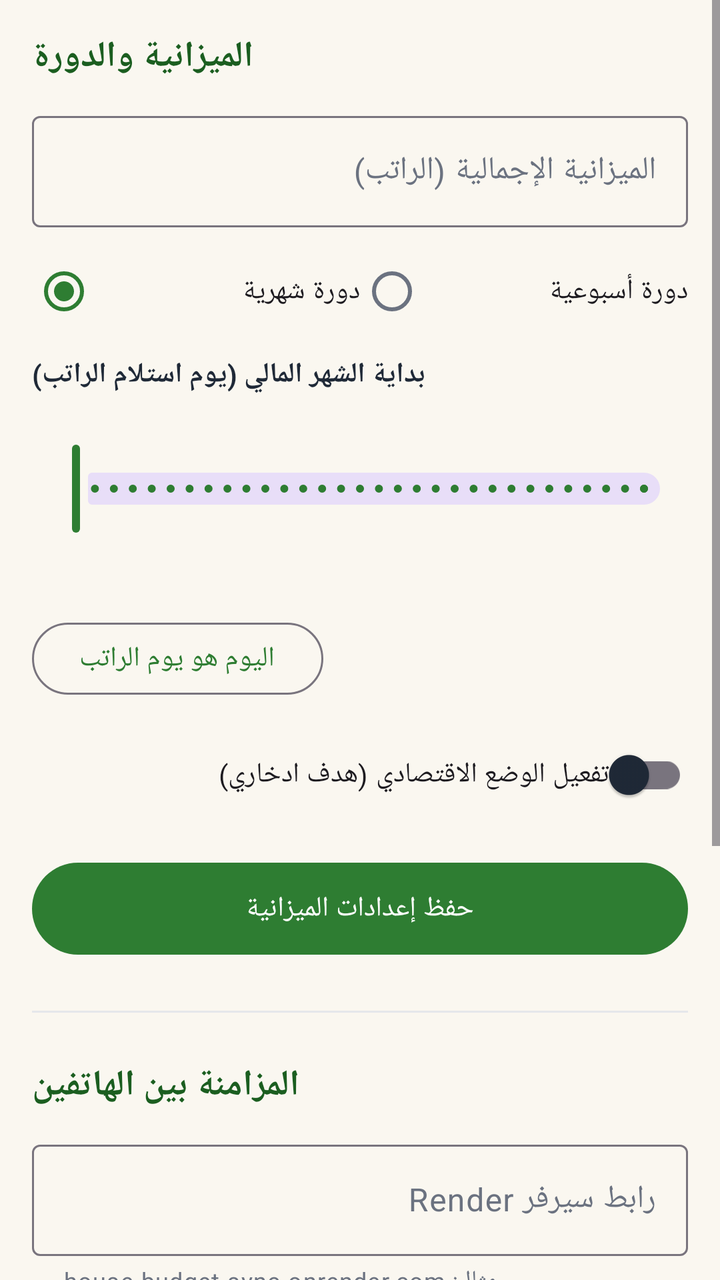
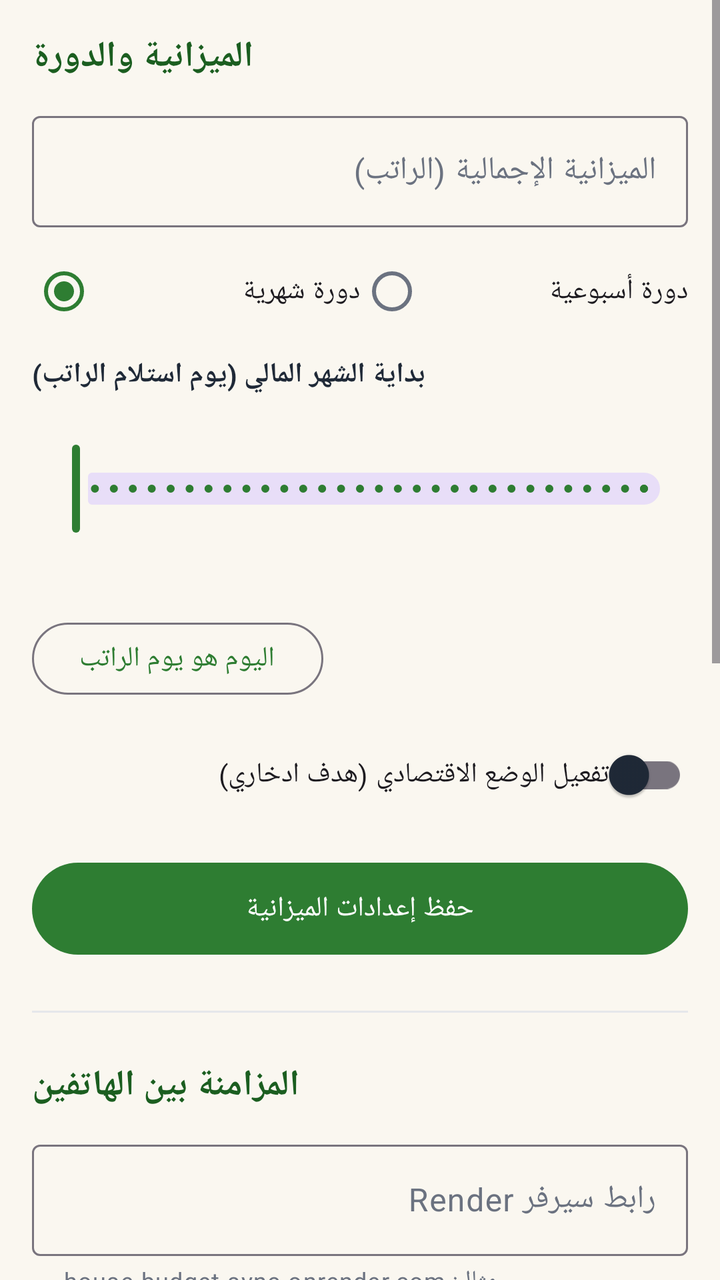

Two renders of the same Android screen: before a commit and after it. Below are the layout's source before the change and the commit's diff.
<!-- AndroidManifest.xml: application theme Theme.HouseBudget -->
<!-- res/layout/fragment_settings.xml -->
<?xml version="1.0" encoding="utf-8"?>
<ScrollView xmlns:android="http://schemas.android.com/apk/res/android"
    xmlns:app="http://schemas.android.com/apk/res-auto"
    android:layout_width="match_parent"
    android:layout_height="match_parent"
    android:fillViewport="true">

    <LinearLayout
        android:layout_width="match_parent"
        android:layout_height="wrap_content"
        android:orientation="vertical"
        android:padding="16dp">

        
        <TextView
            android:layout_width="wrap_content"
            android:layout_height="wrap_content"
            android:text="@string/settings_budget_section"
            android:textColor="@color/green_dark"
            android:textSize="18sp"
            android:textStyle="bold" />

        <com.google.android.material.textfield.TextInputLayout
            android:id="@+id/inputLayoutBudget"
            style="@style/Widget.Material3.TextInputLayout.OutlinedBox"
            android:layout_width="match_parent"
            android:layout_height="wrap_content"
            android:layout_marginTop="12dp"
            android:hint="@string/hint_budget"
            app:prefixText="د.ج">

            <com.google.android.material.textfield.TextInputEditText
                android:id="@+id/inputBudget"
                android:layout_width="match_parent"
                android:layout_height="wrap_content"
                android:inputType="numberDecimal"
                android:maxLines="1" />
        </com.google.android.material.textfield.TextInputLayout>

        <RadioGroup
            android:id="@+id/periodGroup"
            android:layout_width="match_parent"
            android:layout_height="wrap_content"
            android:layout_marginTop="8dp"
            android:orientation="horizontal">

            <com.google.android.material.radiobutton.MaterialRadioButton
                android:id="@+id/radioMonthly"
                android:layout_width="0dp"
                android:layout_height="wrap_content"
                android:layout_weight="1"
                android:checked="true"
                android:text="@string/radio_monthly" />

            <com.google.android.material.radiobutton.MaterialRadioButton
                android:id="@+id/radioWeekly"
                android:layout_width="0dp"
                android:layout_height="wrap_content"
                android:layout_weight="1"
                android:text="@string/radio_weekly" />
        </RadioGroup>

        
        <TextView
            android:layout_width="wrap_content"
            android:layout_height="wrap_content"
            android:layout_marginTop="8dp"
            android:text="@string/label_salary_day"
            android:textColor="@color/text_main"
            android:textSize="14sp"
            android:textStyle="bold" />

        <TextView
            android:id="@+id/txtSalaryDayValue"
            android:layout_width="wrap_content"
            android:layout_height="wrap_content"
            android:layout_marginTop="2dp"
            android:textColor="@color/green_primary"
            android:textSize="13sp"
            android:textStyle="bold" />

        <com.google.android.material.slider.Slider
            android:id="@+id/sliderSalaryDay"
            android:layout_width="match_parent"
            android:layout_height="wrap_content"
            android:layout_marginTop="4dp"
            android:stepSize="1"
            android:value="1"
            android:valueFrom="1"
            android:valueTo="31" />

        <TextView
            android:id="@+id/txtCyclePreview"
            android:layout_width="match_parent"
            android:layout_height="wrap_content"
            android:textColor="@color/text_secondary"
            android:textSize="12sp" />

        <TextView
            android:id="@+id/txtStartDayHelper"
            android:layout_width="match_parent"
            android:layout_height="wrap_content"
            android:layout_marginTop="2dp"
            android:lineSpacingExtra="2dp"
            android:textColor="@color/text_secondary"
            android:textSize="11sp" />

        <com.google.android.material.button.MaterialButton
            android:id="@+id/btnSalaryToday"
            style="@style/Widget.Material3.Button.OutlinedButton"
            android:layout_width="wrap_content"
            android:layout_height="44dp"
            android:layout_marginTop="6dp"
            android:text="@string/btn_salary_today" />

        <com.google.android.material.switchmaterial.SwitchMaterial
            android:id="@+id/switchSaving"
            android:layout_width="match_parent"
            android:layout_height="wrap_content"
            android:layout_marginTop="12dp"
            android:text="@string/switch_saving"
            android:textSize="14sp" />

        <com.google.android.material.textfield.TextInputLayout
            android:id="@+id/inputLayoutSavingGoal"
            style="@style/Widget.Material3.TextInputLayout.OutlinedBox"
            android:layout_width="match_parent"
            android:layout_height="wrap_content"
            android:layout_marginTop="8dp"
            android:hint="@string/hint_saving_goal"
            android:visibility="gone"
            app:prefixText="د.ج">

            <com.google.android.material.textfield.TextInputEditText
                android:id="@+id/inputSavingGoal"
                android:layout_width="match_parent"
                android:layout_height="wrap_content"
                android:inputType="numberDecimal"
                android:maxLines="1" />
        </com.google.android.material.textfield.TextInputLayout>

        <com.google.android.material.button.MaterialButton
            android:id="@+id/btnSaveBudget"
            android:layout_width="match_parent"
            android:layout_height="54dp"
            android:layout_marginTop="16dp"
            android:text="@string/btn_save_budget" />

        <View
            android:layout_width="match_parent"
            android:layout_height="1dp"
            android:layout_marginTop="24dp"
            android:background="#E5E7EB" />

        
        <TextView
            android:layout_width="wrap_content"
            android:layout_height="wrap_content"
            android:layout_marginTop="24dp"
            android:text="@string/settings_sync_section"
            android:textColor="@color/green_dark"
            android:textSize="18sp"
            android:textStyle="bold" />

        <com.google.android.material.textfield.TextInputLayout
            android:id="@+id/inputLayoutServerUrl"
            style="@style/Widget.Material3.TextInputLayout.OutlinedBox"
            android:layout_width="match_parent"
            android:layout_height="wrap_content"
            android:layout_marginTop="12dp"
            android:hint="@string/hint_server_url"
            app:helperText="@string/hint_server_url_helper">

            <com.google.android.material.textfield.TextInputEditText
                android:id="@+id/inputServerUrl"
                android:layout_width="match_parent"
                android:layout_height="wrap_content"
                android:inputType="textUri"
                android:maxLines="1" />
        </com.google.android.material.textfield.TextInputLayout>

        <com.google.android.material.textfield.TextInputLayout
            android:id="@+id/inputLayoutHouseCode"
            style="@style/Widget.Material3.TextInputLayout.OutlinedBox"
            android:layout_width="match_parent"
            android:layout_height="wrap_content"
            android:layout_marginTop="12dp"
            android:hint="@string/hint_house_code">

            <com.google.android.material.textfield.TextInputEditText
                android:id="@+id/inputHouseCode"
                android:layout_width="match_parent"
                android:layout_height="wrap_content"
                android:inputType="textCapCharacters"
                android:maxLength="8"
                android:maxLines="1" />
        </com.google.android.material.textfield.TextInputLayout>

        <LinearLayout
            android:layout_width="match_parent"
            android:layout_height="wrap_content"
            android:layout_marginTop="8dp"
            android:baselineAligned="false"
            android:orientation="horizontal">

            <com.google.android.material.button.MaterialButton
                android:id="@+id/btnGenerateCode"
                style="@style/Widget.Material3.Button.OutlinedButton"
                android:layout_width="0dp"
                android:layout_height="48dp"
                android:layout_marginEnd="6dp"
                android:layout_weight="1"
                android:text="@string/btn_generate_code" />

            <com.google.android.material.button.MaterialButton
                android:id="@+id/btnTest"
                style="@style/Widget.Material3.Button.TextButton"
                android:layout_width="0dp"
                android:layout_height="48dp"
                android:layout_marginStart="6dp"
                android:layout_weight="1"
                android:text="@string/btn_test" />
        </LinearLayout>

        <com.google.android.material.button.MaterialButton
            android:id="@+id/btnSync"
            android:layout_width="match_parent"
            android:layout_height="54dp"
            android:layout_marginTop="8dp"
            android:text="@string/btn_sync"
            app:icon="@drawable/ic_sync"
            app:iconGravity="textStart" />

        <TextView
            android:id="@+id/txtSyncStatus"
            android:layout_width="match_parent"
            android:layout_height="wrap_content"
            android:layout_marginTop="8dp"
            android:textColor="@color/text_secondary"
            android:textSize="13sp" />

        <TextView
            android:layout_width="match_parent"
            android:layout_height="wrap_content"
            android:layout_marginTop="12dp"
            android:lineSpacingExtra="3dp"
            android:text="@string/sync_help"
            android:textColor="@color/text_secondary"
            android:textSize="12sp" />

        <TextView
            android:layout_width="match_parent"
            android:layout_height="wrap_content"
            android:layout_marginTop="24dp"
            android:gravity="center"
            android:text="@string/app_version"
            android:textColor="@color/text_secondary"
            android:textSize="11sp" />
    </LinearLayout>
</ScrollView>
<!-- resources referenced by this layout -->
<resources>
  <color name="green_dark">#1B5E20</color>
  <color name="green_primary">#2E7D32</color>
  <color name="text_main">#1F2937</color>
  <color name="text_secondary">#6B7280</color>
  <!-- drawable ic_sync (drawable) -->
  <?xml version="1.0" encoding="utf-8"?>
  <vector xmlns:android="http://schemas.android.com/apk/res/android"
      android:width="24dp"
      android:height="24dp"
      android:viewportWidth="24"
      android:viewportHeight="24">
      <path
          android:fillColor="#FF000000"
          android:pathData="M12,4L12,1L8,5l4,4L12,6c3.31,0 6,2.69 6,6 0,1.01 -0.25,1.97 -0.7,2.8l1.46,1.46C19.54,15.03 20,13.57 20,12c0,-4.42 -3.58,-8 -8,-8zM12,18c-3.31,0 -6,-2.69 -6,-6 0,-1.01 0.25,-1.97 0.7,-2.8L5.24,7.74C4.46,8.97 4,10.43 4,12c0,4.42 3.58,8 8,8v3l4,-4 -4,-4v3z" />
  </vector>
  <string name="app_version">إصدار التطبيق 1.0 — حصالة البيت</string>
  <string name="btn_generate_code">توليد رمز جديد</string>
  <string name="btn_salary_today">اليوم هو يوم الراتب</string>
  <string name="btn_save_budget">حفظ إعدادات الميزانية</string>
  <string name="btn_sync">مزامنة الآن</string>
  <string name="btn_test">فحص الاتصال</string>
  <string name="hint_budget">الميزانية الإجمالية (الراتب)</string>
  <string name="hint_house_code">رمز الربط بين الهاتفين</string>
  <string name="hint_saving_goal">مبلغ الادخار المستهدف لهذه الدورة</string>
  <string name="hint_server_url">رابط سيرفر Render</string>
  <string name="hint_server_url_helper">مثال: house-budget-sync.onrender.com</string>
  <string name="label_salary_day">بداية الشهر المالي (يوم استلام الراتب)</string>
  <string name="radio_monthly">دورة شهرية</string>
  <string name="radio_weekly">دورة أسبوعية</string>
  <string name="settings_budget_section">الميزانية والدورة</string>
  <string name="settings_sync_section">المزامنة بين الهاتفين</string>
  <string name="switch_saving">تفعيل الوضع الاقتصادي (هدف ادخاري)</string>
  <string name="sync_help">اكتب نفس الرابط ونفس الرمز في هذا الهاتف وعلى الهاتف الثاني، وستتبادلان المصاريف والميزانية تلقائياً. أول هاتف يولّد الرمز يشاركه مع الآخر.</string>
  <style name="Theme.HouseBudget" parent="Theme.Material3.DayNight.NoActionBar">
          <item name="colorPrimary">@color/green_primary</item>
          <item name="colorOnPrimary">@color/white</item>
          <item name="colorPrimaryContainer">@color/green_light</item>
          <item name="colorOnPrimaryContainer">@color/green_dark</item>
          <item name="colorSecondary">@color/blue_secondary</item>
          <item name="colorOnSecondary">@color/white</item>
          <item name="android:colorBackground">@color/cream_bg</item>
          <item name="colorSurface">@color/white</item>
          <item name="colorOnSurface">@color/text_main</item>
          <item name="colorOnSurfaceVariant">@color/text_secondary</item>
          <item name="colorSurfaceVariant">@color/green_light</item>
          <item name="android:statusBarColor">@color/green_primary</item>
          <item name="android:windowLightStatusBar">false</item>
          <item name="android:navigationBarColor">@color/white</item>
          <item name="android:windowLightNavigationBar">true</item>
      </style>
  <color name="white">#FFFFFF</color>
  <color name="green_light">#E8F5E9</color>
  <color name="blue_secondary">#1565C0</color>
  <color name="cream_bg">#FAF7F0</color>
</resources>

<!-- the commit's change to res/layout/fragment_settings.xml (unified diff, before → after) -->
@@ -248,6 +248,48 @@
             android:textColor="@color/text_secondary"
             android:textSize="12sp" />
 
+        <View
+            android:layout_width="match_parent"
+            android:layout_height="1dp"
+            android:layout_marginTop="24dp"
+            android:background="#E5E7EB" />
+
+        
+        <TextView
+            android:layout_width="wrap_content"
+            android:layout_height="wrap_content"
+            android:layout_marginTop="24dp"
+            android:text="@string/settings_notif_section"
+            android:textColor="@color/green_dark"
+            android:textSize="18sp"
+            android:textStyle="bold" />
+
+        <com.google.android.material.switchmaterial.SwitchMaterial
+            android:id="@+id/switchNotif"
+            android:layout_width="match_parent"
+            android:layout_height="wrap_content"
+            android:layout_marginTop="8dp"
+            android:checked="true"
+            android:text="@string/switch_notif"
+            android:textSize="14sp" />
+
+        <TextView
+            android:layout_width="match_parent"
+            android:layout_height="wrap_content"
+            android:layout_marginTop="4dp"
+            android:lineSpacingExtra="3dp"
+            android:text="@string/notif_helper"
+            android:textColor="@color/text_secondary"
+            android:textSize="12sp" />
+
+        <com.google.android.material.button.MaterialButton
+            android:id="@+id/btnBattery"
+            style="@style/Widget.Material3.Button.OutlinedButton"
+            android:layout_width="match_parent"
+            android:layout_height="48dp"
+            android:layout_marginTop="10dp"
+            android:text="@string/btn_battery" />
+
         <TextView
             android:layout_width="match_parent"
             android:layout_height="wrap_content"
<!-- resource entries referenced after the edit -->
@@ -15,7 +15,8 @@
           android:fillColor="#FF000000"
           android:pathData="M12,4L12,1L8,5l4,4L12,6c3.31,0 6,2.69 6,6 0,1.01 -0.25,1.97 -0.7,2.8l1.46,1.46C19.54,15.03 20,13.57 20,12c0,-4.42 -3.58,-8 -8,-8zM12,18c-3.31,0 -6,-2.69 -6,-6 0,-1.01 0.25,-1.97 0.7,-2.8L5.24,7.74C4.46,8.97 4,10.43 4,12c0,4.42 3.58,8 8,8v3l4,-4 -4,-4v3z" />
   </vector>
-  <string name="app_version">إصدار التطبيق 1.0 — حصالة البيت</string>
+  <string name="app_version">إصدار التطبيق 1.5 — حصالة البيت</string>
+  <string name="btn_battery">حماية الإشعارات من قتل البطارية</string>
   <string name="btn_generate_code">توليد رمز جديد</string>
   <string name="btn_salary_today">اليوم هو يوم الراتب</string>
   <string name="btn_save_budget">حفظ إعدادات الميزانية</string>
@@ -27,12 +28,15 @@
   <string name="hint_server_url">رابط سيرفر Render</string>
   <string name="hint_server_url_helper">مثال: house-budget-sync.onrender.com</string>
   <string name="label_salary_day">بداية الشهر المالي (يوم استلام الراتب)</string>
+  <string name="notif_helper">تصلك الإشعارات لحظياً حتى لو كان التطبيق مغلقاً تماماً: رسالة جديدة، طلب شراء جديد، أو تغيّر حالة طلبك (تم الشراء/مرفوض). اترك الإشعار الصغير «المزامنة نشطة» يعمل ولا توقفه من إعدادات النظام.</string>
   <string name="radio_monthly">دورة شهرية</string>
   <string name="radio_weekly">دورة أسبوعية</string>
   <string name="settings_budget_section">الميزانية والدورة</string>
+  <string name="settings_notif_section">الإشعارات الفورية</string>
   <string name="settings_sync_section">المزامنة بين الهاتفين</string>
+  <string name="switch_notif">إشعارات الرسائل وطلبات الشراء (مثل واتساب)</string>
   <string name="switch_saving">تفعيل الوضع الاقتصادي (هدف ادخاري)</string>
-  <string name="sync_help">اكتب نفس الرابط ونفس الرمز في هذا الهاتف وعلى الهاتف الثاني، وستتبادلان المصاريف والميزانية تلقائياً. أول هاتف يولّد الرمز يشاركه مع الآخر.</string>
+  <string name="sync_help">اكتب نفس الرابط ونفس الرمز في هذا الهاتف وعلى الهاتف الثاني، وستتبادلان المصاريف والميزانية تلقائياً، وتصلك المراسلات لحظياً خلال ثوانٍ. أول هاتف يولّد الرمز يشاركه مع الآخر.</string>
   <style name="Theme.HouseBudget" parent="Theme.Material3.DayNight.NoActionBar">
           <item name="colorPrimary">@color/green_primary</item>
           <item name="colorOnPrimary">@color/white</item>
